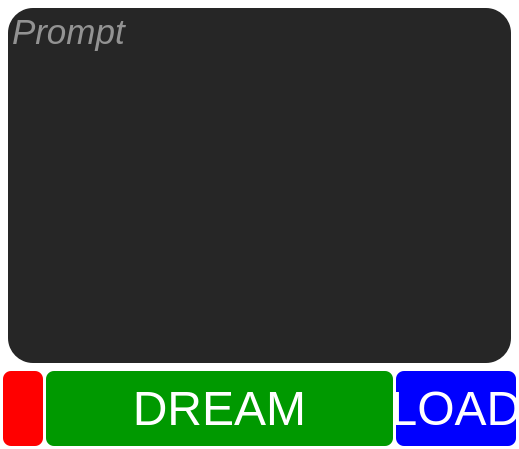
First picture: the form in frontend/ui/simple_prompt.ui, repository XmYx/ainodes-pyside, before the edit.
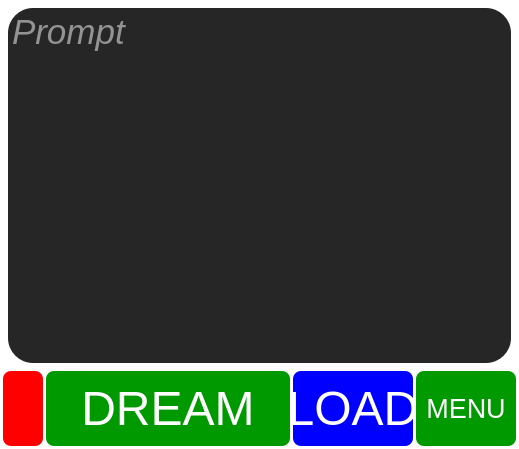
Second picture: the form after the edit. Icons and pictures are not drawn.

Patch:
```diff
--- a/frontend/ui/simple_prompt.ui
+++ b/frontend/ui/simple_prompt.ui
@@ -142,6 +142,30 @@
        </property>
       </widget>
      </item>
+     <item>
+      <widget class="QPushButton" name="pushButton">
+       <property name="minimumSize">
+        <size>
+         <width>50</width>
+         <height>75</height>
+        </size>
+       </property>
+       <property name="maximumSize">
+        <size>
+         <width>100</width>
+         <height>16777215</height>
+        </size>
+       </property>
+       <property name="font">
+        <font>
+         <pointsize>20</pointsize>
+        </font>
+       </property>
+       <property name="text">
+        <string>MENU</string>
+       </property>
+      </widget>
+     </item>
     </layout>
    </item>
   </layout>
```
Left out of the diff: 3 changed lines with no effect on the pictures.
